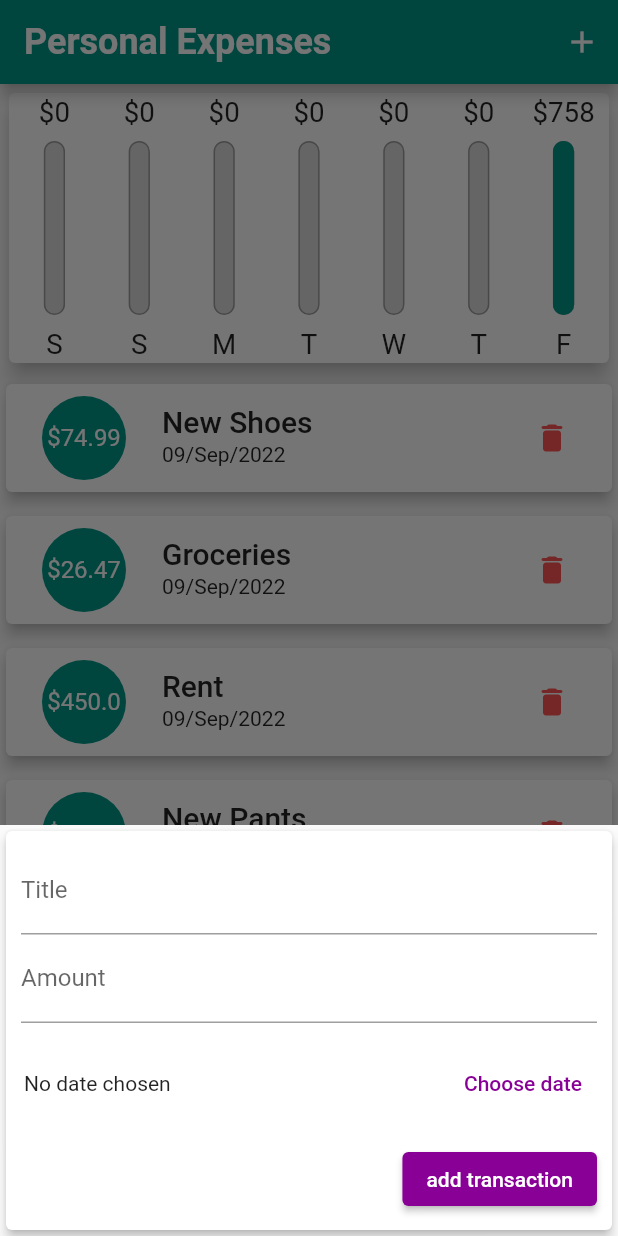
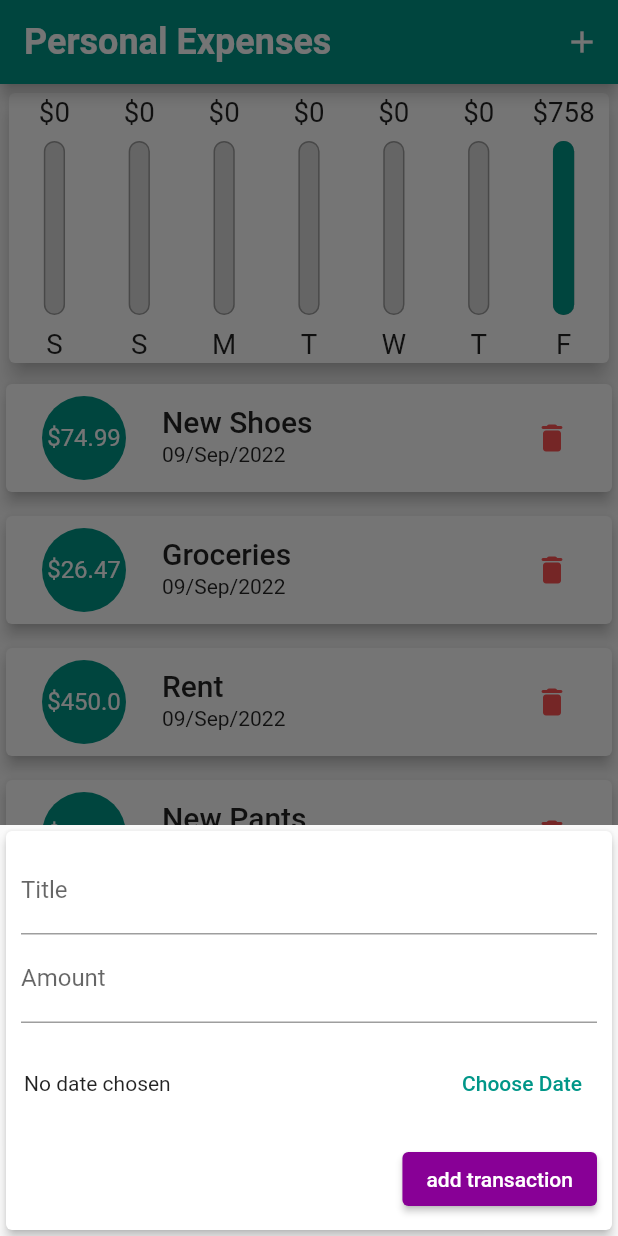
Before and after one commit to ArAmM7/personal_expenses_app, a Flutter app: the screen it shows after launch, after a tap on the "add" icon, on a phone screen of 412 x 824 dp. Run offline on Flutter 3.47's test engine with Material 2 defaults, Android fonts, the phone set to English and light mode, and no system bars; Roboto replaces fonts that are missing (SF).

Commit message:
Responsive UI and improvements

```diff
--- a/lib/main.dart
+++ b/lib/main.dart
@@ -1,7 +1,4 @@
-import 'dart:io';
-
 import 'package:flutter/material.dart';
-import 'package:flutter/cupertino.dart';
 
 import 'package:personal_expenses_app/models/transaction.dart';
 import 'package:personal_expenses_app/widgets/new_transaction.dart';
@@ -25,24 +22,7 @@ class MyApp extends StatelessWidget {
             currentFocus.unfocus();
           }
         },
-        child: Platform.isIOS
-            ? const CupertinoApp(
-                title: 'Personal Expenses',
-                home: MyHomePage(),
-                theme: CupertinoThemeData(
-                    brightness: Brightness.light,
-                    primaryColor: Colors.teal,
-                    primaryContrastingColor: Colors.white,
-                    scaffoldBackgroundColor: Colors.white70,
-                    barBackgroundColor: Colors.white60,
-                    textTheme: CupertinoTextThemeData(
-                        primaryColor: Colors.black87,
-                        textStyle: TextStyle(
-                            fontFamily: 'SF',
-                            fontSize: 24,
-                            fontWeight: FontWeight.bold))),
-              )
-            : MaterialApp(
+        child: MaterialApp(
           title: 'Personal Expenses',
           theme: ThemeData(
               primarySwatch: Colors.teal,
@@ -176,14 +156,7 @@ class _MyHomePageState extends State<MyHomePage> {
           ]),
     );
 
-    final appBar = Platform.isIOS
-        ? CupertinoNavigationBar(
-            middle: const Text('Personal Expenses'),
-            trailing: GestureDetector(
-                onTap: () => {_startAddNewTransaction(context)},
-                child: const Icon(CupertinoIcons.add)),
-          )
-        : AppBar(
+    final appBar = AppBar(
       actions: <Widget>[
         IconButton(
             onPressed: () => {_startAddNewTransaction(context)},
@@ -192,19 +165,11 @@ class _MyHomePageState extends State<MyHomePage> {
       title: const Text('Personal Expenses'),
     );
 
-    return Platform.isIOS
-        ? CupertinoPageScaffold(
-            navigationBar: (appBar as ObstructingPreferredSizeWidget),
-            child: pageBody,
-          )
-        : Scaffold(
+    return Scaffold(
         resizeToAvoidBottomInset: true,
-            appBar: (appBar as PreferredSizeWidget),
-            floatingActionButtonLocation:
-                FloatingActionButtonLocation.centerFloat,
-            floatingActionButton: Platform.isIOS
-                ? Container()
-                : FloatingActionButton(
+        appBar: appBar,
+        floatingActionButtonLocation: FloatingActionButtonLocation.centerFloat,
+        floatingActionButton: FloatingActionButton(
           onPressed: () => {_startAddNewTransaction(context)},
           child: const Icon(Icons.add),
         ),
--- a/lib/widgets/adaptive_flat_button.dart
+++ /dev/null
@@ -1,35 +0,0 @@
-import 'dart:io';
-
-import 'package:flutter/cupertino.dart';
-import 'package:flutter/material.dart';
-
-class AdaptiveFlatButton extends StatelessWidget {
-  const AdaptiveFlatButton(
-      {super.key, required this.handler, required this.text});
-
-  final String text;
-  final Function handler;
-
-  @override
-  Widget build(BuildContext context) {
-    return Platform.isIOS
-        ? CupertinoButton(
-            onPressed: () {
-              handler();
-            },
-            child: const Text(
-              'Choose date',
-              style: TextStyle(fontWeight: FontWeight.bold),
-            ))
-        : TextButton(
-            style: ButtonStyle(
-                foregroundColor: MaterialStatePropertyAll(
-                    Theme.of(context).colorScheme.secondary)),
-            onPressed: () {
-              handler();
-            },
-            child: const Text(
-              'Choose date',
-            ));
-  }
-}
--- a/lib/widgets/new_transaction.dart
+++ b/lib/widgets/new_transaction.dart
@@ -1,6 +1,5 @@
 import 'package:flutter/material.dart';
 import 'package:intl/intl.dart';
-import 'package:personal_expenses_app/widgets/adaptive_flat_button.dart';
 
 class NewTransaction extends StatefulWidget {
   final Function addTX;
@@ -58,8 +57,9 @@ class _NewTransactionState extends State<NewTransaction> {
                             child: Text(_selectedDate == DateTime(0)
                                 ? 'No date chosen'
                                 : 'Picked Date ${DateFormat('dd/MMM/yyyy').format(_selectedDate)}')),
-                        AdaptiveFlatButton(
-                            text: 'Choose Date', handler: _presentDatePicker),
+                        TextButton(
+                            onPressed: _presentDatePicker,
+                            child: const Text('Choose Date')),
                       ]),
                 ),
                 ElevatedButton(
```
Lines whose indentation alone changed are shown as unchanged.
